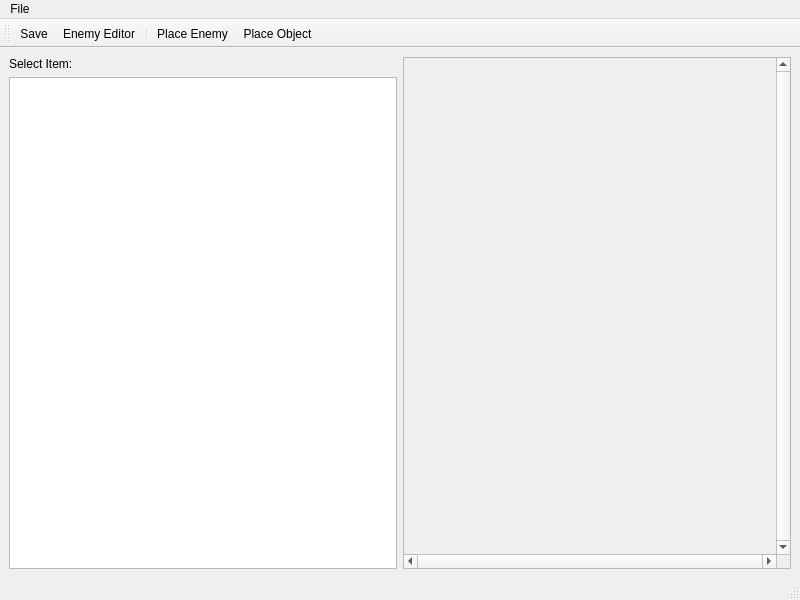
This is mainwindow.ui in protoman/firefly-enemies-editor as Qt 5 draws it before an edit. The edited form follows.
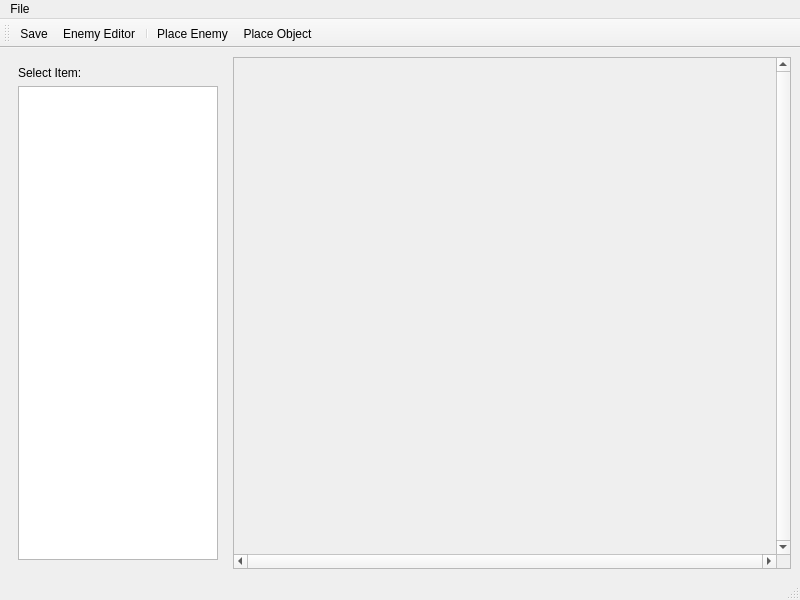
This is the edited form. Icons and pictures are not drawn. Custom widgets are drawn as their Qt base class.

Patch:
```diff
--- a/mainwindow.ui
+++ b/mainwindow.ui
@@ -14,9 +14,25 @@
    <string>MainWindow</string>
   </property>
   <widget class="QWidget" name="centralwidget">
-   <layout class="QGridLayout" name="gridLayout">
-    <item row="0" column="0">
+   <property name="sizePolicy">
+    <sizepolicy hsizetype="Preferred" vsizetype="Preferred">
+     <horstretch>0</horstretch>
+     <verstretch>0</verstretch>
+    </sizepolicy>
+   </property>
+   <layout class="QHBoxLayout" name="horizontalLayout_2">
+    <item>
+     <widget class="QWidget" name="HorizontalLayoutWidget" native="true">
+      <property name="sizePolicy">
+       <sizepolicy hsizetype="Fixed" vsizetype="Minimum">
+        <horstretch>0</horstretch>
+        <verstretch>0</verstretch>
+       </sizepolicy>
+      </property>
      <layout class="QHBoxLayout" name="horizontalLayout">
+       <property name="sizeConstraint">
+        <enum>QLayout::SetMinimumSize</enum>
+       </property>
       <item>
        <layout class="QVBoxLayout" name="verticalLayout">
         <property name="rightMargin">
@@ -24,19 +40,33 @@
         </property>
         <item>
          <widget class="QLabel" name="label">
+           <property name="maximumSize">
+            <size>
+             <width>200</width>
+             <height>16777215</height>
+            </size>
+           </property>
           <property name="text">
            <string>Select Item:</string>
           </property>
          </widget>
         </item>
         <item>
-         <widget class="QListView" name="listView"/>
+          <widget class="QListView" name="listView">
+           <property name="maximumSize">
+            <size>
+             <width>200</width>
+             <height>16777215</height>
+            </size>
+           </property>
+          </widget>
         </item>
        </layout>
       </item>
      </layout>
+     </widget>
     </item>
-    <item row="0" column="1">
+    <item>
      <widget class="QScrollArea" name="scrollArea">
       <property name="verticalScrollBarPolicy">
        <enum>Qt::ScrollBarAlwaysOn</enum>
```
Left out of the diff: 21 changed lines with no effect on the pictures. Lines whose indentation alone changed are shown as unchanged.
